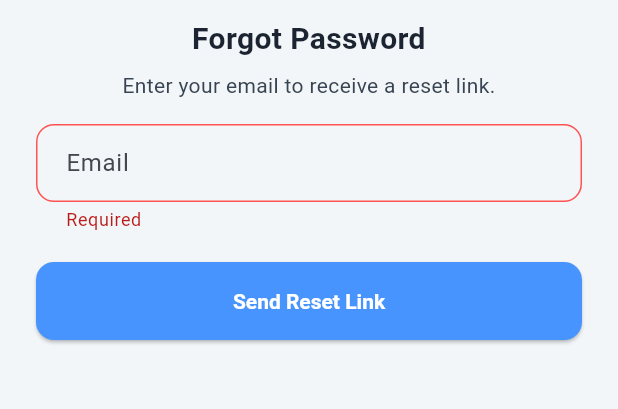
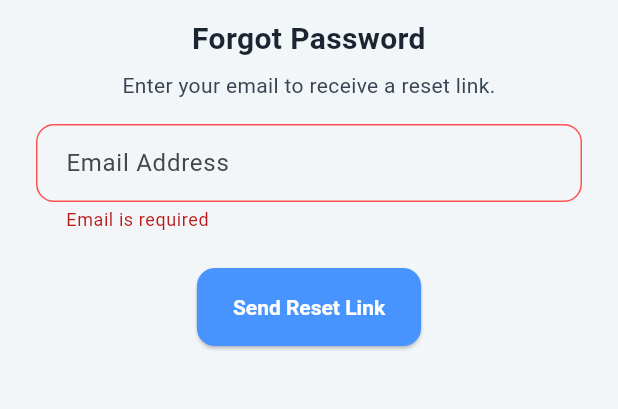
Before and after one commit to nguyenhuuphu1999/test, a Flutter app: the ForgotPasswordScreen screen opened directly, after a tap on "Send Reset Link", on a phone screen of 412 x 824 dp, the part 469-878 px from its top. Run offline on Flutter 3.47's test engine with Material 3 defaults, Android fonts, the phone set to English and light mode, and no system bars.

Commit message:
Enhance user experience across authentication screens by implementing GestureDetector for dismissing the keyboard, improving form validation, and ensuring consistent padding. Updated layouts in Forgot Password, Login, Register, and Reset Password screens for better accessibility and usability.

```diff
--- a/lib/auth/forgot_password_screen.dart
+++ b/lib/auth/forgot_password_screen.dart
@@ -26,7 +26,13 @@ class _ForgotPasswordScreenState extends State<ForgotPasswordScreen> {
   Widget build(BuildContext context) {
     final t = AppLocalizations.of(context)!;
 
-    return Scaffold(
+    return GestureDetector(
+      onTap: () {
+        // Dismiss keyboard when tapping outside
+        FocusScope.of(context).unfocus();
+      },
+      behavior: HitTestBehavior.opaque,
+      child: Scaffold(
         backgroundColor: const Color(0xFFF2F6F8),
         // cho phép body đẩy lên khi bàn phím mở
         resizeToAvoidBottomInset: true,
@@ -39,51 +45,49 @@ class _ForgotPasswordScreenState extends State<ForgotPasswordScreen> {
           ),
         ),
         body: SafeArea(
-        child: LayoutBuilder(
-          builder: (context, constraints) {
-            final bottomInset = MediaQuery.of(context).viewInsets.bottom;
-
-            return SingleChildScrollView(
+          child: SingleChildScrollView(
             // có thể cuộn khi màn hình ngắn / bàn phím mở
-              padding: EdgeInsets.only(bottom: bottomInset),
+            padding: EdgeInsets.only(
+              left: 24.0,
+              right: 24.0,
+              top: 16.0,
+              bottom: MediaQuery.of(context).viewInsets.bottom + 16.0,
+            ),
             keyboardDismissBehavior: ScrollViewKeyboardDismissBehavior.onDrag,
-              child: ConstrainedBox(
-                // giúp nội dung tối thiểu bằng chiều cao viewport để dễ căn
-                constraints: BoxConstraints(minHeight: constraints.maxHeight),
-                child: Padding(
-                  padding: const EdgeInsets.symmetric(
-                    horizontal: 24.0,
-                    vertical: 16.0,
-                  ),
             child: Column(
               crossAxisAlignment: CrossAxisAlignment.stretch,
+              mainAxisSize: MainAxisSize.min,
               children: <Widget>[
                 // Header
-                      AuthHeader(
-                        title: t.forgotTitle,
-                        subtitle: t.forgotSubtitle,
-                      ),
+                AuthHeader(title: t.forgotTitle, subtitle: t.forgotSubtitle),
                 const SizedBox(height: 16),
 
                 // Form
                 Form(
                   key: formKey,
-                        child: AuthTextField(
+                  child: Column(
+                    children: <Widget>[
+                      AuthTextField(
                         controller: emailController,
-                          hintText: t.email,
+                        hintText: "Email Address",
                         keyboardType: TextInputType.emailAddress,
-                          validator: (v) =>
-                              (v == null || v.isEmpty) ? 'Required' : null,
-                        ),
+                        validator: (value) {
+                          if (value == null || value.trim().isEmpty) {
+                            return 'Email is required';
+                          }
+                          if (!RegExp(
+                            r'^[\w-\.]+@([\w-]+\.)+[\w-]{2,4}$',
+                          ).hasMatch(value.trim())) {
+                            return 'Invalid email format';
+                          }
+                          return null;
+                        },
                       ),
 
-                      const SizedBox(height: 20),
-
-                      // Đẩy nút xuống đáy khi đủ cao, vẫn cuộn được khi thiếu chỗ
-                      const Spacer(),
+                      const SizedBox(height: 24),
 
                       PrimaryButton(
-                        label: t.sendResetLink,
+                        label: "Send Reset Link",
                         onPressed: () {
                           if (formKey.currentState?.validate() ?? false) {
                             Navigator.of(context).push(
@@ -100,9 +104,9 @@ class _ForgotPasswordScreenState extends State<ForgotPasswordScreen> {
                     ],
                   ),
                 ),
+              ],
             ),
-            );
-          },
+          ),
         ),
       ),
     );
--- a/lib/widgets/smooth_main_layout.dart
+++ b/lib/widgets/smooth_main_layout.dart
@@ -191,10 +191,11 @@ class _HeaderAction extends StatelessWidget {
               color: Colors.white,
               fontSize: Responsive.getFontSize(context, 15),
               fontFamily: 'Poppins',
-              height: 0,
+              height: 1.2,
             ),
             overflow: TextOverflow.ellipsis,
             textAlign: TextAlign.center,
+            maxLines: 1,
           ),
         ),
       ],
```
Also changed, not shown: lib/auth/login_screen.dart (+10 -2 lines), lib/auth/register_screen.dart (+24 -9 lines), lib/auth/reset_password_screen.dart (+20 -5 lines), lib/widgets/action_button.dart (+11 -6 lines). Lines whose indentation alone changed are shown as unchanged.
